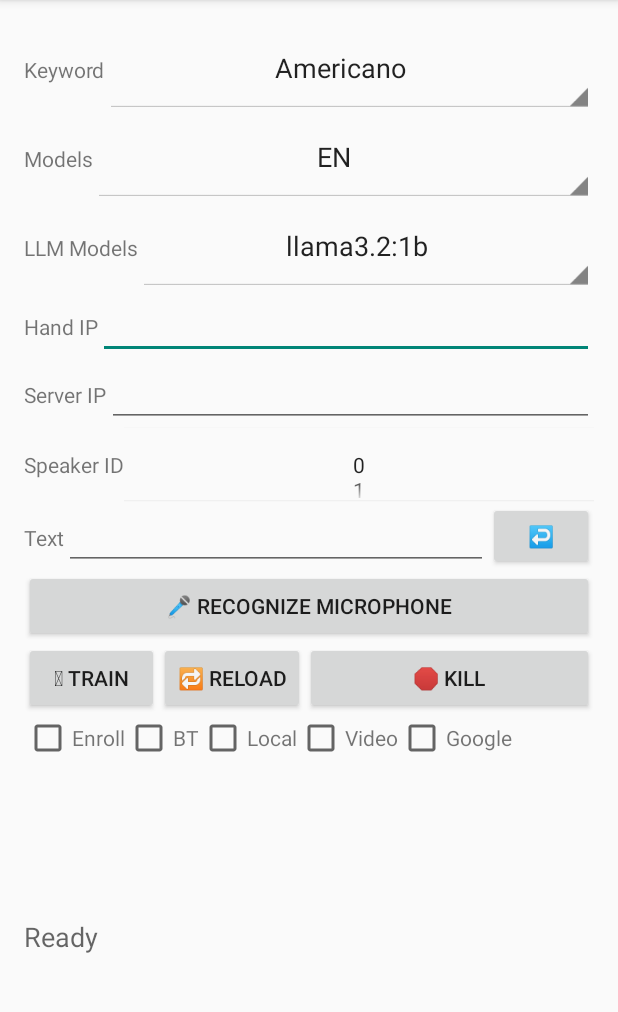
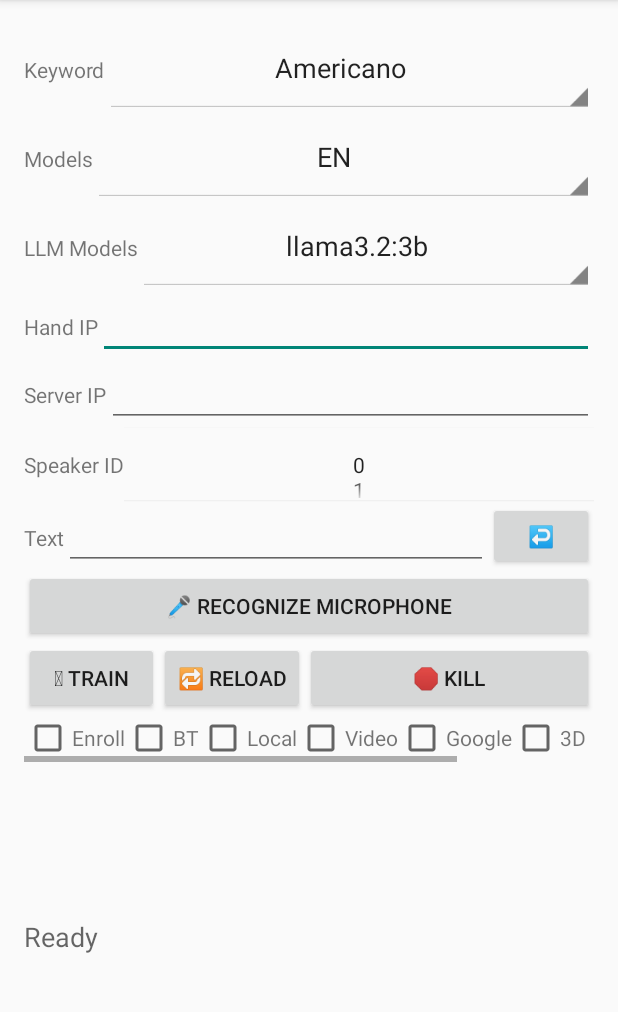
Before and after one commit to Robot-icist/assistant-android, an Android app: the first screen one second after launch (MainActivity), on a phone screen of 412 x 824 dp, the part 84-1096 px from its top. Run offline under Robolectric (Android 15) with nearby library versions, the phone set to English and light mode, and no system bars; libraries missing offline, so code that uses them is left out: com.google.mediapipe.tasks, com.koushikdutta.async, org.bytedeco.librealsense, org.bytedeco.opencv, org.kaldi; 7 statements that could not run were skipped.

Commit message:
first commit with Service for offline wakeword recognition + offline speech recognition + facial recognition (Work in Progress)  bluetooth connectivity + BLE (Work in progress) + distant jarvis + local / remote llm + remote voice cloning and video generation + loading and stop handling for remote llm and voice / video cloning + 3d face rendering and overall fixes

```diff
--- a/app/src/main/java/com/assistant/main/MainActivity.java
+++ b/app/src/main/java/com/assistant/main/MainActivity.java
@@ -40,6 +40,7 @@ import androidx.core.widget.ContentLoadingProgressBar;
 import android.os.Environment;
 import android.os.Handler;
 import android.os.HandlerThread;
+import android.os.Looper;
 import android.provider.Settings;
 import android.speech.tts.TextToSpeech;
 import android.text.Editable;
@@ -150,8 +151,11 @@ public class MainActivity extends AppCompatActivity implements RecognitionListen
     private CheckBox enrollCb;
     private CheckBox bluetoothCb;
     private CheckBox localCb;
+    private CheckBox keepinMemoryCb;
     private CheckBox videoCb;
     private CheckBox googleCb;
+
+    private CheckBox D3Cb;
     private static final SparseIntArray ORIENTATIONS = new SparseIntArray();
     static {
         ORIENTATIONS.append(Surface.ROTATION_0, 270);
@@ -309,8 +313,10 @@ public class MainActivity extends AppCompatActivity implements RecognitionListen
             enrollCb = (CheckBox) findViewById(R.id.enrollCb);
             bluetoothCb = (CheckBox) findViewById(R.id.bluetoothCb);
             localCb = (CheckBox) findViewById(R.id.localCb);
+            keepinMemoryCb = (CheckBox) findViewById(R.id.keepInMemoryCb);
             videoCb = (CheckBox) findViewById(R.id.videoCb);
             googleCb = (CheckBox) findViewById(R.id.googleCb);
+            D3Cb = (CheckBox) findViewById(R.id.D3Cb);
             enrollCb.setOnCheckedChangeListener(new CompoundButton.OnCheckedChangeListener() {
                 @Override
                 public void onCheckedChanged(CompoundButton buttonView, boolean isChecked) {
@@ -357,6 +363,12 @@ public class MainActivity extends AppCompatActivity implements RecognitionListen
                 }
             });
 
+            keepinMemoryCb.setOnCheckedChangeListener(new CompoundButton.OnCheckedChangeListener() {
+                @Override
+                public void onCheckedChanged(CompoundButton buttonView, boolean isChecked) {
+                    setPreferenceI("keepInMemory", isChecked ? 1 : 0);
+                }
+            });
             videoCb.setOnCheckedChangeListener(new CompoundButton.OnCheckedChangeListener() {
                 @Override
                 public void onCheckedChanged(CompoundButton buttonView, boolean isChecked) {
@@ -370,6 +382,13 @@ public class MainActivity extends AppCompatActivity implements RecognitionListen
                     setPreferenceI("google", isChecked ? 1 : 0);
                     /*if(Tasks.globalWebSocket != null)
                         Tasks.globalWebSocket.send("google:"+ (isChecked ? 1 : 0)); */
+                }
+            });
+
+            D3Cb.setOnCheckedChangeListener(new CompoundButton.OnCheckedChangeListener() {
+                @Override
+                public void onCheckedChanged(CompoundButton buttonView, boolean isChecked) {
+                    setPreferenceI("D3", isChecked ? 1 : 0);
                 }
             });
             assert takePictureButton != null;
@@ -476,6 +495,10 @@ public class MainActivity extends AppCompatActivity implements RecognitionListen
                 @Override
                 public void uncaughtException(Thread paramThread, Throwable paramThrowable) {
                     Log.e("Alert","Lets See if it Works !!!");
+                    new Handler(Looper.getMainLooper()).post(() -> {
+                        Toast.makeText(getApplication().getApplicationContext(), "Uncaught Exception Main Activity", Toast.LENGTH_SHORT).show();
+                    });
+                    Thread.yield();
                 }
             });
 
@@ -862,6 +885,8 @@ public class MainActivity extends AppCompatActivity implements RecognitionListen
             int tempSetLocal = getPreferenceI("local");
             int tempSetVideo = getPreferenceI("video");
             int tempSetGoogle = getPreferenceI("google");
+            int tempSetD3 = getPreferenceI("D3");
+            int tempSetKeepInMemory = getPreferenceI("keepInMemory");
             String tempKeywordS = getPreferenceS("KeywordFileName");
             String tempModelS = getPreferenceS("ModelFileName");
             String tempLlmModelS = getPreferenceS("LlmModelFileName");
@@ -877,6 +902,8 @@ public class MainActivity extends AppCompatActivity implements RecognitionListen
             localCb.setChecked(tempSetLocal == 1);
             videoCb.setChecked(tempSetVideo == 1);
             googleCb.setChecked(tempSetGoogle == 1);
+            D3Cb.setChecked(tempSetD3 == 1);
+            keepinMemoryCb.setChecked(tempSetKeepInMemory == 1);
             setPreferenceI("KeywordFilePosition", tempKeyword);
             setPreferenceI("ModelFilePosition", tempModel);
             setPreferenceI("enroll", tempSetEnroll);
@@ -884,6 +911,8 @@ public class MainActivity extends AppCompatActivity implements RecognitionListen
             setPreferenceI("local", tempSetLocal);
             setPreferenceI("video", tempSetVideo);
             setPreferenceI("google", tempSetGoogle);
+            setPreferenceI("D3", tempSetD3);
+            setPreferenceI("keepInMemory", tempSetKeepInMemory);
             setPreferenceS("KeywordFileName", tempKeywordS);
             setPreferenceS("ModelFileName", tempModelS);
             setPreferenceS("LlmModelFileName", tempLlmModelS);
--- a/app/src/main/java/com/assistant/main/Tasks.java
+++ b/app/src/main/java/com/assistant/main/Tasks.java
@@ -357,7 +357,8 @@ public class Tasks {
             Log.d(TAG, "Attempting to reconnect in 2 seconds...");
             serviceReference.get().sendNotification("Websocket", "Reconnecting");
 
-            AsyncServer.getDefault().postDelayed(() -> {
+            //AsyncServer.getDefault(Looper.getMainLooper()).postDelayed(() -> {
+            new Handler(Looper.getMainLooper()).postDelayed(() -> {
                 try {
                     Log.d(TAG, "Reconnecting to WebSocket...");
                     connectToWebSocket(serviceReference);
@@ -382,7 +383,9 @@ public class Tasks {
             String llm = getPreferenceS(context, "LlmModelFileName");
             Integer speaker = getPreferenceI(context, "speaker");
             Integer video = getPreferenceI(context, "video");
+            Integer keepInMemory = getPreferenceI(context, "keepInMemory");
             Integer google = getPreferenceI(context, "google");
+            Integer D3 = getPreferenceI(context, "D3");
             JSONObject jobj = new JSONObject();
             try {
                 //jobj.accumulate("ip", ipv4);
@@ -390,8 +393,10 @@ public class Tasks {
                 jobj.accumulate("lang", lang);
                 jobj.accumulate("llm", llm);
                 jobj.accumulate("speaker", speaker);
+                jobj.accumulate("keepInMemory", keepInMemory);
                 jobj.accumulate("video", video);
                 jobj.accumulate("google", google);
+                jobj.accumulate("D3", D3);
                 jobj.accumulate("text", text.length > 0 ? text[0] : "");
                 String json = jobj.toString();
                 if(globalWebSocket != null)
@@ -434,8 +439,10 @@ public class Tasks {
                     webSocket.send("Android Connected");
                     serviceReference.get().sendNotification("Websocket", "Connected");
 
-                    VideoPopup videoPopup = new VideoPopup(serviceReference.get().getContext());
+                    /*VideoPopup videoPopup = new VideoPopup(serviceReference.get().getContext());
                     StaticVideoPopup = videoPopup;
+                     */
+                    StaticVideoPopup = new VideoPopup(serviceReference.get().getContext());
                     ImagePopup imagePopup = new ImagePopup(serviceReference.get().getContext());
                     //webSocket.send(new byte[10]);
 
@@ -471,13 +478,19 @@ public class Tasks {
                             byteBufferList.get(data);
                             // note that this data has been read
                             byteBufferList.recycle();
-                            try {
+                            /*try {
                                 serviceReference.get().porcupineManager.stop();
                             } catch (PorcupineManagerException e) {
                                throw new RuntimeException(e);
-                            }
+                            }*/
                             if(FileTypeChecker.isMp4(data)){
-                                videoPopup.showVideoPopup(data);
+                                try{
+                                    StaticVideoPopup.showVideoPopup(data);
+                                }catch (Exception e){
+                                    e.printStackTrace();
+                                    StaticVideoPopup = new VideoPopup(serviceReference.get().getContext());
+                                    StaticVideoPopup.showVideoPopup(data);
+                                }
                             }
                             else if(FileTypeChecker.isWav(data)){
                                 playWavAudio(data);
@@ -485,8 +498,12 @@ public class Tasks {
                             else if(FileTypeChecker.isImage(data)){
                                 imagePopup.showImagePopup(data);
                             }
-                            new android.os.Handler(Looper.getMainLooper()).postDelayed(
-                                () -> serviceReference.get().porcupineManager.start(),2000);
+                           /* try {
+                                new android.os.Handler(Looper.getMainLooper()).postDelayed(
+                                        () -> serviceReference.get().porcupineManager.start(),2000);
+                            } catch (Exception e) {
+                                throw e;
+                            }*/
                         }
                     });
                     // Handle WebSocket closure
@@ -644,7 +661,21 @@ public class Tasks {
                         try {
                             new Handler(Looper.getMainLooper()).post(() -> {
                                 serviceReference.get().Toast(paramThrowable.toString());
+                                try {
+                                    new ActionTask(serviceReference.get()).execute("");
+                                } catch (ClassNotFoundException e) {
+                                    throw new RuntimeException(e);
+                                } catch (NoSuchMethodException e) {
+                                    throw new RuntimeException(e);
+                                } catch (InvocationTargetException e) {
+                                    throw new RuntimeException(e);
+                                } catch (IllegalAccessException e) {
+                                    throw new RuntimeException(e);
+                                } catch (NoSuchFieldException e) {
+                                    throw new RuntimeException(e);
+                                }
                             });
+
                             Thread.yield();
                         }catch (Exception e){
                             e.printStackTrace();
@@ -953,10 +984,11 @@ public class Tasks {
                     String condition = text.contains("on") || text.contains("allum") || text.contains("met") ? "on" : "off";
                     Settings.Global.putInt(serviceReference.get().getContentResolver(), Settings.Global.WIFI_ON, condition.equals("on") ? 1 : 0);
                 }else if (!text.isEmpty()) {
-                    //String prompt = "Tu es un expert francais sur tous les sujets et tu vas repondre a toutes mes demandes par des phrases simples et très courtes, maintenant tu vas simplement repondre normalement a ça : ";
-                    //llm.generateResponse(prompt+text);
-                    String prompt = "<start_of_turn>model\nYou Speak french and answer in french thanks. Tu parles francais et reponds en francais merci.<end_of_turn><start_of_turn>user\n"+text+"<end_of_turn>";
-                    LLM.getInstance(serviceReference.get().getContext(), null).generateResponse(text);
+                    String hotword = getPreferenceS(serviceReference.get().getContext(), "KeywordFileName").split("_")[0].toLowerCase();
+                    String[] model = getPreferenceS(serviceReference.get().getContext(), "ModelFileName").split("-");
+                    String lang = model[model.length-1];
+                    String prompt = "<start_of_turn>user\nYou are " + hotword +" and answer in "+ lang +" with small sentences and natural language thanks.<end_of_turn>\n<start_of_turn>user\n"+text+"<end_of_turn>\n";
+                    LLM.getInstance(serviceReference.get().getContext(), null).generateResponse(prompt);
                 }
 
                 /*try{
--- a/app/src/main/res/layout/main.xml
+++ b/app/src/main/res/layout/main.xml
@@ -197,6 +197,11 @@
     </LinearLayout>
 
 
+    <HorizontalScrollView  xmlns:android="http://schemas.android.com/apk/res/android"
+        android:layout_width="fill_parent"
+        android:layout_height="fill_parent"
+        android:fillViewport="true"
+        >
     <LinearLayout
         android:layout_width="match_parent"
         android:layout_height="wrap_content"
@@ -233,6 +238,7 @@
             android:layout_width="wrap_content"
             android:layout_height="wrap_content"
             android:text="@string/local"/>
+
         <CheckBox
             android:layout_marginHorizontal="0dp"
             android:id="@id/videoCb"
@@ -253,7 +259,28 @@
             android:layout_width="wrap_content"
             android:layout_height="wrap_content"
             android:text="@string/google"/>
+        <CheckBox
+            android:layout_marginHorizontal="0dp"
+            android:id="@id/D3Cb"
+            android:layout_width="wrap_content"
+            android:layout_height="wrap_content"/>
+        <TextView
+            android:layout_marginHorizontal="0dp"
+            android:layout_width="wrap_content"
+            android:layout_height="wrap_content"
+            android:text="@string/D3"/>
+        <CheckBox
+            android:layout_marginHorizontal="0dp"
+            android:id="@id/keepInMemoryCb"
+            android:layout_width="wrap_content"
+            android:layout_height="wrap_content"/>
+        <TextView
+            android:layout_marginHorizontal="0dp"
+            android:layout_width="wrap_content"
+            android:layout_height="wrap_content"
+            android:text="@string/keepInMemory"/>
     </LinearLayout>
+    </HorizontalScrollView>
 
     <TextureView
         android:visibility="gone"
--- a/app/src/main/res/values/ids.xml
+++ b/app/src/main/res/values/ids.xml
@@ -31,4 +31,6 @@
     <item name="speaker" type="id"/>
     <item name="serverLayout" type="id"/>
     <item name="speakerLayout" type="id"/>
+    <item name="D3Cb" type="id"/>
+    <item name="keepInMemoryCb" type="id"/>
 </resources>
--- a/app/src/main/res/values/strings.xml
+++ b/app/src/main/res/values/strings.xml
@@ -37,12 +37,11 @@
         <item>FR</item>
     </string-array>
     <string-array name="llm_models">
-        <item>llama3.2:1b</item>
-        <item>llama3.2</item>
+        <item>llama3.2:3b</item>
+        <item>artifish/llama3.2-uncensored</item>
         <item>qwen2.5</item>
-        <item>phi3</item>
-        <item>deepseek-r1:1.5b</item>
-        <item>llama2-uncensored</item>
+        <item>gemma3:4b</item>
+        <item>deepseek-r1:7b</item>
     </string-array>
     <string name="model_label">Models</string>
     <string name="llm_model_label">LLM Models</string>
@@ -58,5 +57,7 @@
     <string name="speakerid">Speaker ID</string>
     <string name="textlabel">Text</string>
     <string name="enter"> ↩️ </string>
+    <string name="D3"> 3D </string>
+    <string name="keepInMemory"> KeepInMemory </string>
 
 </resources>
```
Also changed, not shown: app/src/main/java/com/assistant/main/AssistantService.java (+12 -0 lines), app/src/main/java/com/assistant/main/helpers/VideoPopup.java (+25 -2 lines), app/src/main/java/com/assistant/main/llm/LLM.java (+5 -4 lines).
